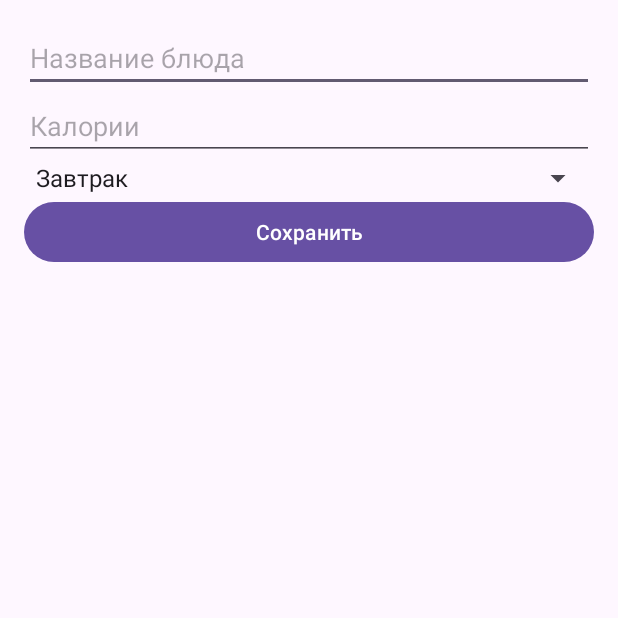
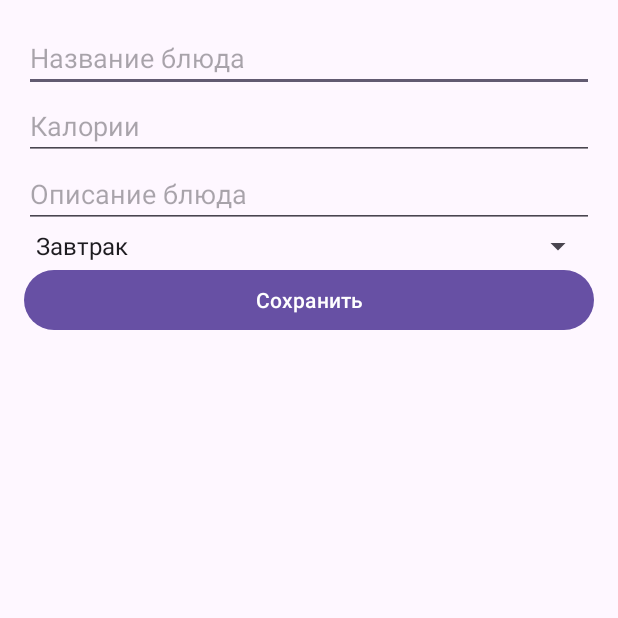
Before and after one commit to Ximelay/CaloriesApp, an Android app: the screen it shows after launch (AddDishActivity), after a tap on "Добавить блюдо", on a phone screen of 412 x 824 dp, the top half of it. Run offline under Robolectric (Android 15) with nearby library versions, the phone set to English and light mode, and no system bars.

Commit message:
Добавлено описание

```diff
--- a/app/src/main/java/com/example/calories/AddDishActivity.java
+++ b/app/src/main/java/com/example/calories/AddDishActivity.java
@@ -23,20 +23,22 @@ public class AddDishActivity extends AppCompatActivity {
 
         EditText nameEditText = findViewById(R.id.dish_name);
         EditText caloriesEditText = findViewById(R.id.dish_calories);
+        EditText descriptionEditText = findViewById(R.id.dish_description); // Новое поле
         Spinner categorySpinner = findViewById(R.id.dish_category);
         Button saveButton = findViewById(R.id.save_button);
 
         saveButton.setOnClickListener(v -> {
             String name = nameEditText.getText().toString();
             String calories = caloriesEditText.getText().toString();
+            String description = descriptionEditText.getText().toString(); // Получение описания
             String category = categorySpinner.getSelectedItem().toString();
 
-            if (name.isEmpty() || calories.isEmpty()) {
+            if (name.isEmpty() || calories.isEmpty() || description.isEmpty()) {
                 Toast.makeText(this, "Заполните все поля!", Toast.LENGTH_SHORT).show();
                 return;
             }
 
-            dbHelper.addDish(new Dish(0, name, Integer.parseInt(calories), category));
+            dbHelper.addDish(new Dish(0, name, Integer.parseInt(calories), category, description));
             Toast.makeText(this, "Блюдо добавлено!", Toast.LENGTH_SHORT).show();
             finish();
         });
--- a/app/src/main/java/com/example/calories/Dish.java
+++ b/app/src/main/java/com/example/calories/Dish.java
@@ -6,21 +6,25 @@ public class Dish {
     private String name;
     private int calories;
     private String category;
+    private String description;
 
-    public Dish(int id, String name, int calories, String category) {
+    public Dish(int id, String name, int calories, String category, String description) {
         this.id = id;
         this.name = name;
         this.calories = calories;
         this.category = category;
+        this.description = description;
     }
 
     public int getId() { return id; }
     public String getName() { return name; }
     public int getCalories() { return calories; }
     public String getCategory() { return category; }
+    public String getDescription() { return description; }
 
     public void setId(int id) { this.id = id; }
     public void setName(String name) { this.name = name; }
     public void setCalories(int calories) { this.calories = calories; }
     public void setCategory(String category) { this.category = category; }
+    public void setDescription(String description) { this.description = description; }
 }
--- a/app/src/main/java/com/example/calories/DishDatabaseHelper.java
+++ b/app/src/main/java/com/example/calories/DishDatabaseHelper.java
@@ -11,13 +11,14 @@ import java.util.List;
 
 public class DishDatabaseHelper extends SQLiteOpenHelper {
     private static final String DATABASE_NAME = "calorie_counter.db";
-    private static final int DATABASE_VERSION = 1;
+    private static final int DATABASE_VERSION = 2; // Увеличили версию для добавления нового поля
 
     private static final String TABLE_DISHES = "dishes";
     private static final String COLUMN_ID = "id";
     private static final String COLUMN_NAME = "name";
     private static final String COLUMN_CALORIES = "calories";
     private static final String COLUMN_CATEGORY = "category";
+    private static final String COLUMN_DESCRIPTION = "description";
 
     public DishDatabaseHelper(Context context) {
         super(context, DATABASE_NAME, null, DATABASE_VERSION);
@@ -29,14 +30,16 @@ public class DishDatabaseHelper extends SQLiteOpenHelper {
                 COLUMN_ID + " INTEGER PRIMARY KEY AUTOINCREMENT, " +
                 COLUMN_NAME + " TEXT, " +
                 COLUMN_CALORIES + " INTEGER, " +
-                COLUMN_CATEGORY + " TEXT)";
+                COLUMN_CATEGORY + " TEXT, " +
+                COLUMN_DESCRIPTION + " TEXT)";
         db.execSQL(createTable);
     }
 
     @Override
     public void onUpgrade(SQLiteDatabase db, int oldVersion, int newVersion) {
-        db.execSQL("DROP TABLE IF EXISTS " + TABLE_DISHES);
-        onCreate(db);
+        if (oldVersion < 2) {
+            db.execSQL("ALTER TABLE " + TABLE_DISHES + " ADD COLUMN " + COLUMN_DESCRIPTION + " TEXT");
+        }
     }
 
     public void addDish(Dish dish) {
@@ -45,6 +48,7 @@ public class DishDatabaseHelper extends SQLiteOpenHelper {
         values.put(COLUMN_NAME, dish.getName());
         values.put(COLUMN_CALORIES, dish.getCalories());
         values.put(COLUMN_CATEGORY, dish.getCategory());
+        values.put(COLUMN_DESCRIPTION, dish.getDescription());
         db.insert(TABLE_DISHES, null, values);
         db.close();
     }
@@ -59,7 +63,8 @@ public class DishDatabaseHelper extends SQLiteOpenHelper {
                         cursor.getInt(cursor.getColumnIndexOrThrow(COLUMN_ID)),
                         cursor.getString(cursor.getColumnIndexOrThrow(COLUMN_NAME)),
                         cursor.getInt(cursor.getColumnIndexOrThrow(COLUMN_CALORIES)),
-                        cursor.getString(cursor.getColumnIndexOrThrow(COLUMN_CATEGORY))
+                        cursor.getString(cursor.getColumnIndexOrThrow(COLUMN_CATEGORY)),
+                        cursor.getString(cursor.getColumnIndexOrThrow(COLUMN_DESCRIPTION))
                 ));
             } while (cursor.moveToNext());
         }
@@ -73,6 +78,7 @@ public class DishDatabaseHelper extends SQLiteOpenHelper {
         values.put(COLUMN_NAME, dish.getName());
         values.put(COLUMN_CALORIES, dish.getCalories());
         values.put(COLUMN_CATEGORY, dish.getCategory());
+        values.put(COLUMN_DESCRIPTION, dish.getDescription());
         db.update(TABLE_DISHES, values, COLUMN_ID + " = ?", new String[]{String.valueOf(dish.getId())});
         db.close();
     }
--- a/app/src/main/java/com/example/calories/DishDetailActivity.java
+++ b/app/src/main/java/com/example/calories/DishDetailActivity.java
@@ -43,18 +43,20 @@ public class DishDetailActivity extends AppCompatActivity {
 
         EditText nameEditText = findViewById(R.id.dish_name);
         EditText caloriesEditText = findViewById(R.id.dish_calories);
+        EditText descriptionEditText = findViewById(R.id.dish_description); // Новое поле
         Spinner categorySpinner = findViewById(R.id.dish_category);
         Button updateButton = findViewById(R.id.update_button);
         Button deleteButton = findViewById(R.id.delete_button);
 
         nameEditText.setText(currentDish.getName());
         caloriesEditText.setText(String.valueOf(currentDish.getCalories()));
-        // Set category spinner selection based on currentDish.getCategory()
+        descriptionEditText.setText(currentDish.getDescription()); // Установить описание
 
         updateButton.setOnClickListener(v -> {
             currentDish.setName(nameEditText.getText().toString());
             currentDish.setCalories(Integer.parseInt(caloriesEditText.getText().toString()));
             currentDish.setCategory(categorySpinner.getSelectedItem().toString());
+            currentDish.setDescription(descriptionEditText.getText().toString()); // Обновить описание
 
             dbHelper.updateDish(currentDish);
             Toast.makeText(this, "Блюдо обновлено!", Toast.LENGTH_SHORT).show();
--- a/app/src/main/res/layout/activity_add_dish.xml
+++ b/app/src/main/res/layout/activity_add_dish.xml
@@ -18,6 +18,13 @@
         android:hint="Калории"
         android:inputType="number" />
 
+    <EditText
+        android:id="@+id/dish_description"
+        android:layout_width="match_parent"
+        android:layout_height="wrap_content"
+        android:hint="Описание блюда"
+        android:inputType="text" />
+
     <Spinner
         android:id="@+id/dish_category"
         android:layout_width="match_parent"
```
Also changed, not shown: app/src/main/res/layout/activity_dish_detail.xml (+7 -0 lines).
